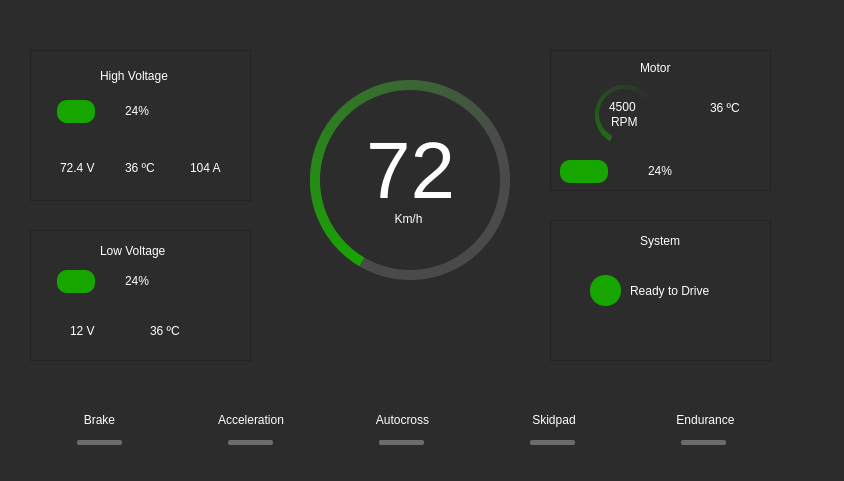
FGR-UnB/teste, file form.ui: the form before one commit.
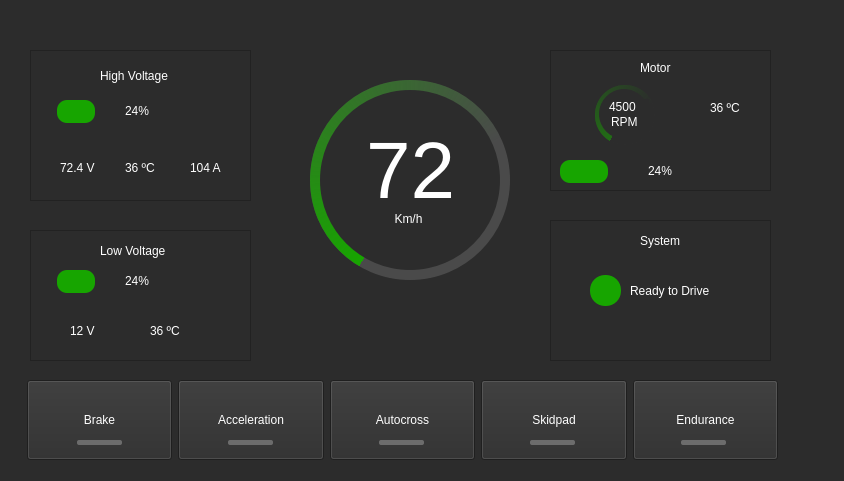
The form after the commit.

```diff
--- a/form.ui
+++ b/form.ui
@@ -37,14 +37,10 @@
        </sizepolicy>
       </property>
       <property name="styleSheet">
-       <string notr="true">QPushButton{
-	background-color: rgb(44, 44, 44);
-	color: white;
-	border:  none;
-	border-radius: 20px;
-	
-	border-top-color: rgb(255, 255, 255);
-}</string>
+       <string notr="true">background-color: rgb(44, 44, 44);
+color: white;
+
+</string>
       </property>
       <property name="text">
        <string>Brake</string>
@@ -62,8 +58,7 @@
       <property name="styleSheet">
        <string notr="true">background-color: rgb(44, 44, 44);
 color: white;
-border:  none;
-border-radius: 20px;
+
 </string>
       </property>
       <property name="text">
@@ -82,8 +77,7 @@
       <property name="styleSheet">
        <string notr="true">background-color: rgb(44, 44, 44);
 color: white;
-border:  none;
-border-radius: 20px;
+
 </string>
       </property>
       <property name="text">
@@ -102,8 +96,7 @@
       <property name="styleSheet">
        <string notr="true">background-color: rgb(44, 44, 44);
 color: white;
-border:  none;
-border-radius: 20px;
+
 </string>
       </property>
       <property name="text">
@@ -122,8 +115,7 @@
       <property name="styleSheet">
        <string notr="true">background-color: rgb(44, 44, 44);
 color: white;
-border:  none;
-border-radius: 20px;
+
 </string>
       </property>
       <property name="text">
```
